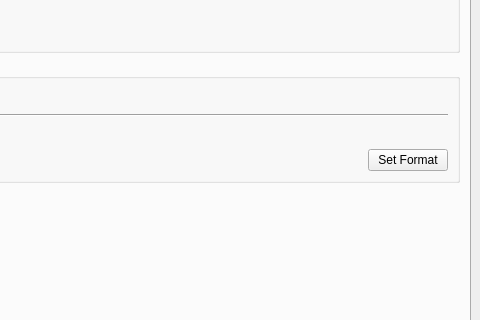
Qt form caa_project/maingui.ui (jranstrom/usrp_caa_ui) before a commit; both pictures show x 586 to 1066 and y 212 to 532 of the 1066 by 903 pixel window.
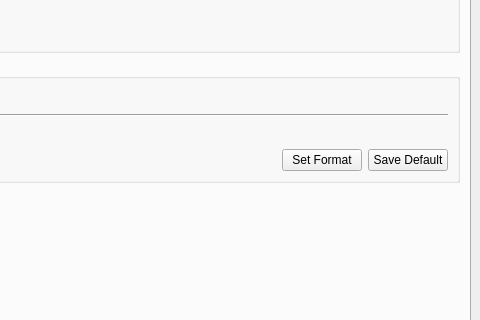
The same form after that commit. Custom widgets are drawn as their Qt base class.

Commit message: Initial re-work to load configuration parameters for GUI

The edit to the form file:
```diff
--- a/caa_project/maingui.ui
+++ b/caa_project/maingui.ui
@@ -807,6 +807,13 @@
                </property>
               </widget>
              </item>
+             <item>
+              <widget class="QPushButton" name="button_save_default_format">
+               <property name="text">
+                <string>Save Default</string>
+               </property>
+              </widget>
+             </item>
             </layout>
            </item>
           </layout>
```
The commit also changes 4 other files.
